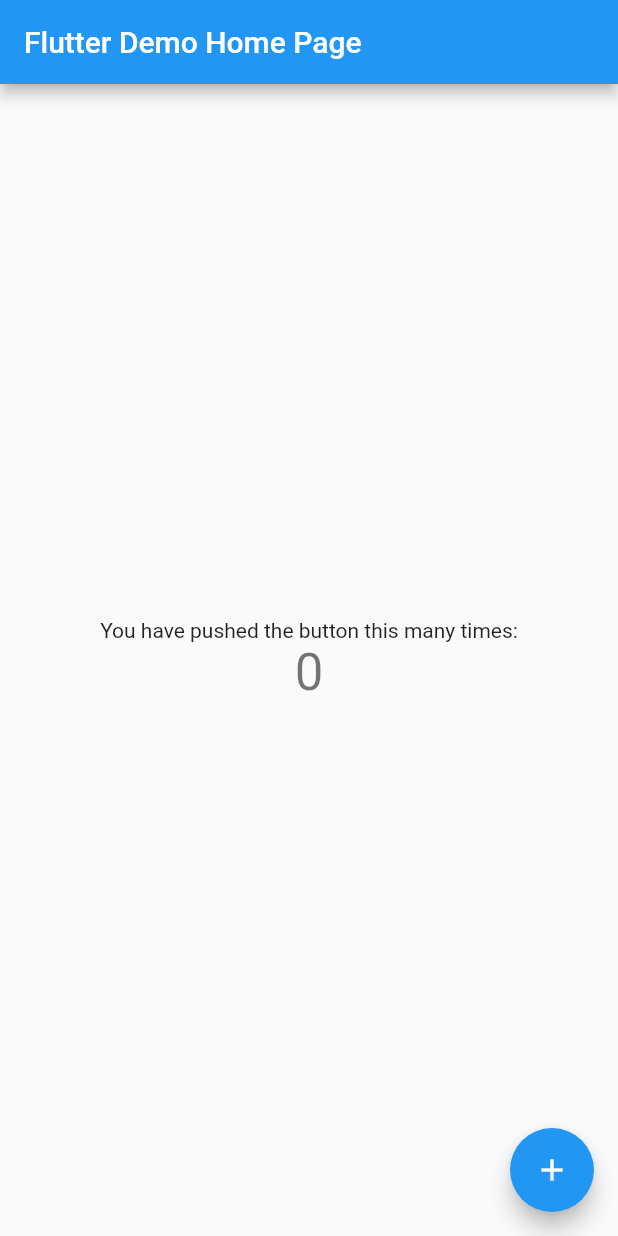
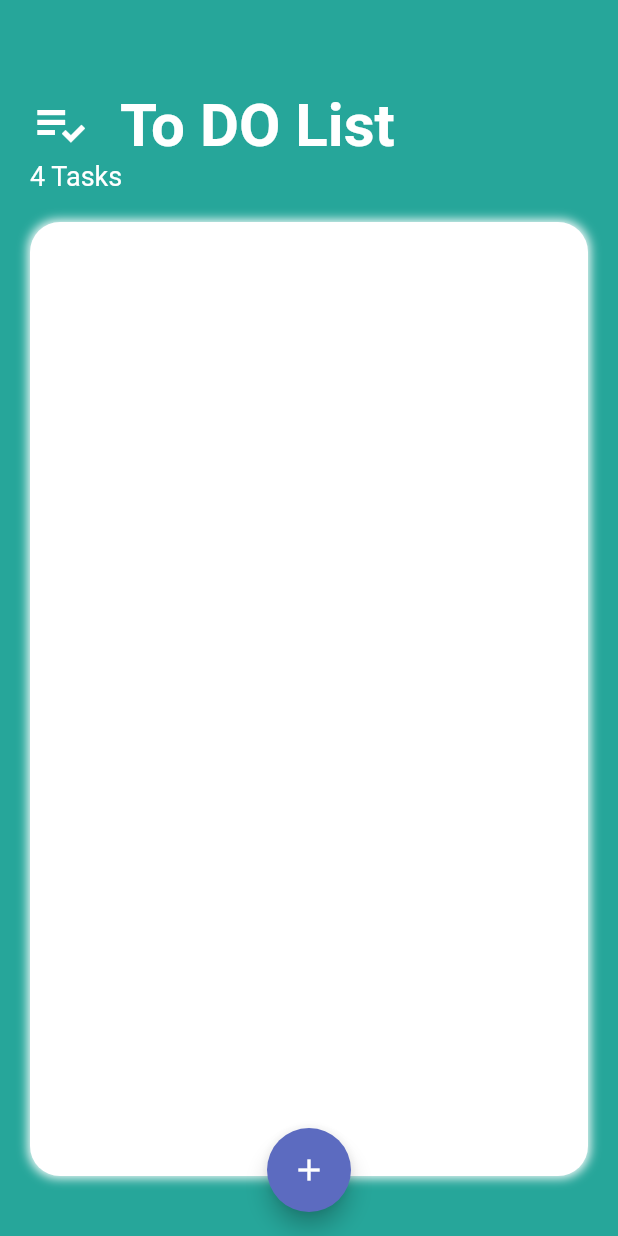
Before and after one commit to BudaSamir/To-Do-Apps, a Flutter app: the screen it shows after launch, on a phone screen of 412 x 824 dp. Run offline on Flutter 3.47's test engine with Material 2 defaults, Android fonts, the phone set to English and light mode, and no system bars.

Commit message:
UI Part 1

```diff
--- /dev/null
+++ b/todo_one/lib/app.dart
@@ -0,0 +1,14 @@
+import 'package:flutter/material.dart';
+import 'package:todo_one/screens/tasks_screen.dart';
+
+class MyApp extends StatelessWidget {
+  const MyApp({super.key});
+
+  @override
+  Widget build(BuildContext context) {
+    return const MaterialApp(
+      debugShowCheckedModeBanner: false,
+      home: TasksScreen(),
+    );
+  }
+}
--- a/todo_one/lib/main.dart
+++ b/todo_one/lib/main.dart
@@ -1,115 +1,6 @@
 import 'package:flutter/material.dart';
+import 'package:todo_one/app.dart';
 
 void main() {
   runApp(const MyApp());
 }
-
-class MyApp extends StatelessWidget {
-  const MyApp({super.key});
-
-  // This widget is the root of your application.
-  @override
-  Widget build(BuildContext context) {
-    return MaterialApp(
-      title: 'Flutter Demo',
-      theme: ThemeData(
-        // This is the theme of your application.
-        //
-        // Try running your application with "flutter run". You'll see the
-        // application has a blue toolbar. Then, without quitting the app, try
-        // changing the primarySwatch below to Colors.green and then invoke
-        // "hot reload" (press "r" in the console where you ran "flutter run",
-        // or simply save your changes to "hot reload" in a Flutter IDE).
-        // Notice that the counter didn't reset back to zero; the application
-        // is not restarted.
-        primarySwatch: Colors.blue,
-      ),
-      home: const MyHomePage(title: 'Flutter Demo Home Page'),
-    );
-  }
-}
-
-class MyHomePage extends StatefulWidget {
-  const MyHomePage({super.key, required this.title});
-
-  // This widget is the home page of your application. It is stateful, meaning
-  // that it has a State object (defined below) that contains fields that affect
-  // how it looks.
-
-  // This class is the configuration for the state. It holds the values (in this
-  // case the title) provided by the parent (in this case the App widget) and
-  // used by the build method of the State. Fields in a Widget subclass are
-  // always marked "final".
-
-  final String title;
-
-  @override
-  State<MyHomePage> createState() => _MyHomePageState();
-}
-
-class _MyHomePageState extends State<MyHomePage> {
-  int _counter = 0;
-
-  void _incrementCounter() {
-    setState(() {
-      // This call to setState tells the Flutter framework that something has
-      // changed in this State, which causes it to rerun the build method below
-      // so that the display can reflect the updated values. If we changed
-      // _counter without calling setState(), then the build method would not be
-      // called again, and so nothing would appear to happen.
-      _counter++;
-    });
-  }
-
-  @override
-  Widget build(BuildContext context) {
-    // This method is rerun every time setState is called, for instance as done
-    // by the _incrementCounter method above.
-    //
-    // The Flutter framework has been optimized to make rerunning build methods
-    // fast, so that you can just rebuild anything that needs updating rather
-    // than having to individually change instances of widgets.
-    return Scaffold(
-      appBar: AppBar(
-        // Here we take the value from the MyHomePage object that was created by
-        // the App.build method, and use it to set our appbar title.
-        title: Text(widget.title),
-      ),
-      body: Center(
-        // Center is a layout widget. It takes a single child and positions it
-        // in the middle of the parent.
-        child: Column(
-          // Column is also a layout widget. It takes a list of children and
-          // arranges them vertically. By default, it sizes itself to fit its
-          // children horizontally, and tries to be as tall as its parent.
-          //
-          // Invoke "debug painting" (press "p" in the console, choose the
-          // "Toggle Debug Paint" action from the Flutter Inspector in Android
-          // Studio, or the "Toggle Debug Paint" command in Visual Studio Code)
-          // to see the wireframe for each widget.
-          //
-          // Column has various properties to control how it sizes itself and
-          // how it positions its children. Here we use mainAxisAlignment to
-          // center the children vertically; the main axis here is the vertical
-          // axis because Columns are vertical (the cross axis would be
-          // horizontal).
-          mainAxisAlignment: MainAxisAlignment.center,
-          children: <Widget>[
-            const Text(
-              'You have pushed the button this many times:',
-            ),
-            Text(
-              '$_counter',
-              style: Theme.of(context).textTheme.headlineMedium,
-            ),
-          ],
-        ),
-      ),
-      floatingActionButton: FloatingActionButton(
-        onPressed: _incrementCounter,
-        tooltip: 'Increment',
-        child: const Icon(Icons.add),
-      ), // This trailing comma makes auto-formatting nicer for build methods.
-    );
-  }
-}
--- /dev/null
+++ b/todo_one/lib/screens/tasks_screen.dart
@@ -0,0 +1,77 @@
+import 'package:flutter/material.dart';
+
+class TasksScreen extends StatelessWidget {
+  const TasksScreen({super.key});
+
+  @override
+  Widget build(BuildContext context) {
+    return Scaffold(
+      //================== Add Button ==========================================
+      floatingActionButton: FloatingActionButton(
+        onPressed: () {},
+        backgroundColor: Colors.indigo[400],
+        child: const Icon(
+          Icons.add,
+          color: Colors.white,
+        ),
+      ),
+      floatingActionButtonLocation: FloatingActionButtonLocation.centerFloat,
+      //========================================================================
+      backgroundColor: Colors.teal[400],
+      body: Container(
+        padding:
+            const EdgeInsets.only(top: 60, left: 20, right: 20, bottom: 40),
+        child: Column(
+          crossAxisAlignment: CrossAxisAlignment.start,
+          children: [
+            Row(
+              children: const [
+                //================== Header Icon ===============================
+                Icon(
+                  Icons.playlist_add_check,
+                  size: 40,
+                  color: Colors.white,
+                ),
+                //==============================================================
+                SizedBox(
+                  width: 20,
+                ),
+                //================== Header Text ===============================
+                Text(
+                  "To DO List",
+                  style: TextStyle(
+                      fontSize: 40,
+                      fontWeight: FontWeight.bold,
+                      color: Colors.white),
+                ),
+                //==============================================================
+              ],
+            ),
+            //================== Tasks count Text ==============================
+            const Text(
+              "4 Tasks",
+              style: TextStyle(fontSize: 18, color: Colors.white),
+            ),
+            //==================================================================
+            const SizedBox(
+              height: 20,
+            ),
+            //================== Tasks List Container ==========================
+            Expanded(
+              child: Container(
+                decoration: const BoxDecoration(
+                    color: Colors.white,
+                    borderRadius: BorderRadius.all(Radius.circular(20)),
+                    boxShadow: [
+                      BoxShadow(
+                          color: Colors.white, blurRadius: 5, spreadRadius: 1)
+                    ]),
+              ),
+            ),
+            //==================================================================
+          ],
+        ),
+      ),
+    );
+  }
+}
```
